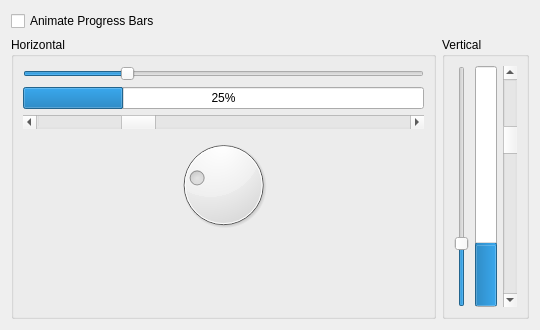
First picture: the form in kstyle/demo/ui/oxygensliderdemowidget.ui, repository KDE/oxygen, before the edit.
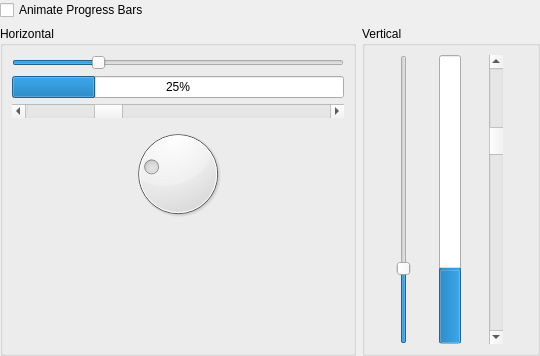
Second picture: the form after the edit.

```diff
--- a/kstyle/demo/ui/oxygensliderdemowidget.ui
+++ b/kstyle/demo/ui/oxygensliderdemowidget.ui
@@ -7,11 +7,75 @@
     <x>0</x>
     <y>0</y>
     <width>540</width>
-    <height>330</height>
+    <height>356</height>
    </rect>
   </property>
   <layout class="QGridLayout" name="gridLayout">
-   <item row="1" column="0">
+   <property name="leftMargin">
+    <number>0</number>
+   </property>
+   <property name="topMargin">
+    <number>0</number>
+   </property>
+   <property name="rightMargin">
+    <number>0</number>
+   </property>
+   <property name="bottomMargin">
+    <number>0</number>
+   </property>
+   <item row="1" column="2">
+    <widget class="QGroupBox" name="groupBox_2">
+     <property name="title">
+      <string>Vertical</string>
+     </property>
+     <layout class="QHBoxLayout" name="horizontalLayout_2">
+      <item>
+       <widget class="QSlider" name="verticalSlider">
+        <property name="maximum">
+         <number>100</number>
+        </property>
+        <property name="value">
+         <number>25</number>
+        </property>
+        <property name="orientation">
+         <enum>Qt::Vertical</enum>
+        </property>
+       </widget>
+      </item>
+      <item>
+       <widget class="QProgressBar" name="verticalProgressBar">
+        <property name="value">
+         <number>25</number>
+        </property>
+        <property name="orientation">
+         <enum>Qt::Vertical</enum>
+        </property>
+       </widget>
+      </item>
+      <item>
+       <widget class="QScrollBar" name="verticalScrollBar">
+        <property name="maximum">
+         <number>100</number>
+        </property>
+        <property name="value">
+         <number>25</number>
+        </property>
+        <property name="orientation">
+         <enum>Qt::Vertical</enum>
+        </property>
+       </widget>
+      </item>
+     </layout>
+    </widget>
+   </item>
+   <item row="0" column="0" colspan="3">
+    <widget class="QCheckBox" name="checkBox">
+     <property name="text">
+      <string>Animate Progress Bars</string>
+     </property>
+    </widget>
+   </item>
+   <item row="1" column="0" colspan="2">
     <widget class="QGroupBox" name="groupBox">
      <property name="title">
       <string>Horizontal</string>
@@ -88,58 +152,6 @@
      </layout>
     </widget>
    </item>
-   <item row="1" column="1">
-    <widget class="QGroupBox" name="groupBox_2">
-     <property name="title">
-      <string>Vertical</string>
-     </property>
-     <layout class="QHBoxLayout" name="horizontalLayout_2">
-      <item>
-       <widget class="QSlider" name="verticalSlider">
-        <property name="maximum">
-         <number>100</number>
-        </property>
-        <property name="value">
-         <number>25</number>
-        </property>
-        <property name="orientation">
-         <enum>Qt::Vertical</enum>
-        </property>
-       </widget>
-      </item>
-      <item>
-       <widget class="QProgressBar" name="verticalProgressBar">
-        <property name="value">
-         <number>25</number>
-        </property>
-        <property name="orientation">
-         <enum>Qt::Vertical</enum>
-        </property>
-       </widget>
-      </item>
-      <item>
-       <widget class="QScrollBar" name="verticalScrollBar">
-        <property name="maximum">
-         <number>100</number>
-        </property>
-        <property name="value">
-         <number>25</number>
-        </property>
-        <property name="orientation">
-         <enum>Qt::Vertical</enum>
-        </property>
-       </widget>
-      </item>
-     </layout>
-    </widget>
-   </item>
-   <item row="0" column="0" colspan="2">
-    <widget class="QCheckBox" name="checkBox">
-     <property name="text">
-      <string>Animate Progress Bars</string>
-     </property>
-    </widget>
-   </item>
   </layout>
  </widget>
  <resources/>
```
